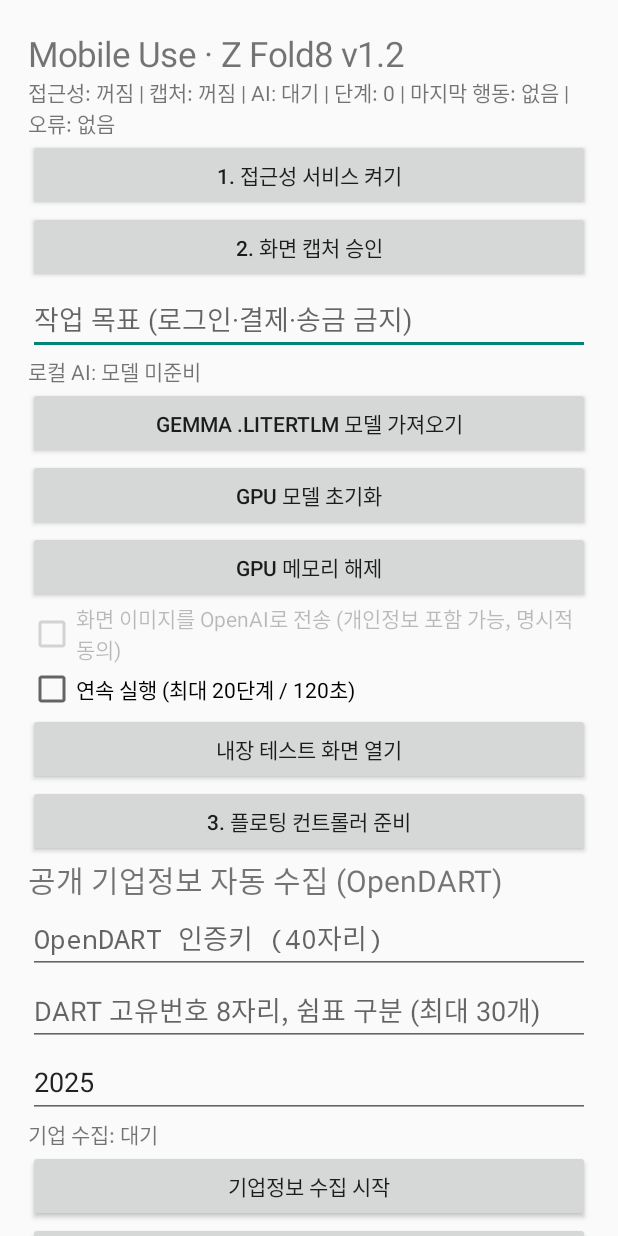
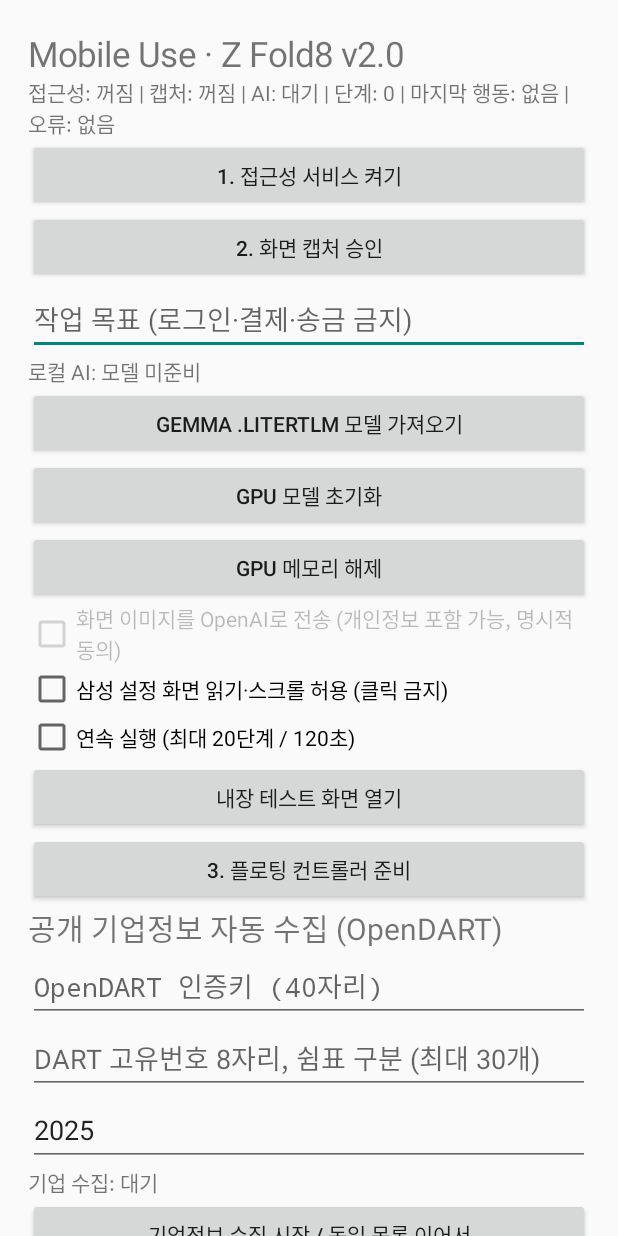
Before and after one commit to firr22jhj2-hash/mobileuse, an Android app: the screen it shows after launch (MainActivity), on a phone screen of 412 x 824 dp. Run offline under Robolectric (Android 15) with nearby library versions, the phone set to English and light mode, and no system bars; libraries missing offline, so code that uses them is left out: com.google.ai.edge.

Commit message:
Integrate v2.0 bounded external scrolling and resumable CSV UI

```diff
--- a/app/src/main/java/com/mobileuse/galaxy/MainActivity.java
+++ b/app/src/main/java/com/mobileuse/galaxy/MainActivity.java
@@ -3,24 +3,24 @@ import android.app.*;import android.content.*;import android.media.projection.*;
 public final class MainActivity extends Activity {
  private static final int CAPTURE_REQUEST=140;private final Handler statusHandler=new Handler(Looper.getMainLooper());private final Runnable statusTicker=new Runnable(){public void run(){if(status!=null)refresh();statusHandler.postDelayed(this,800);}};private TextView status;private TextView localStatus;private TextView companyStatus;private static final int EXPORT_REQUEST=141;private EditText task,key;private CheckBox sendImages;private android.content.SharedPreferences prefs;
  @Override public void onCreate(Bundle b){super.onCreate(b);prefs=getSharedPreferences("local_progress",MODE_PRIVATE);ScrollView scroll=new ScrollView(this);LinearLayout root=new LinearLayout(this);root.setOrientation(1);root.setPadding(28,30,28,28);scroll.addView(root);
- TextView title=new TextView(this);title.setText("Mobile Use · Z Fold8 v1.2");title.setTextSize(23);root.addView(title);status=new TextView(this);root.addView(status);
+ TextView title=new TextView(this);title.setText("Mobile Use · Z Fold8 v2.0");title.setTextSize(23);root.addView(title);status=new TextView(this);root.addView(status);
  button(root,"1. 접근성 서비스 켜기",()->startActivity(new Intent(Settings.ACTION_ACCESSIBILITY_SETTINGS)));
  button(root,"2. 화면 캡처 승인",()->{MediaProjectionManager mgr=getSystemService(MediaProjectionManager.class);startActivityForResult(mgr.createScreenCaptureIntent(),CAPTURE_REQUEST);});
  task=new EditText(this);task.setHint("작업 목표 (로그인·결제·송금 금지)");task.setText(prefs.getString("task",""));root.addView(task);
  key=new EditText(this);localStatus=new TextView(this);root.addView(localStatus);button(root,"Gemma .litertlm 모델 가져오기",()->{Intent i=new Intent(Intent.ACTION_OPEN_DOCUMENT).addCategory(Intent.CATEGORY_OPENABLE).setType("*/*");startActivityForResult(i,142);});button(root,"GPU 모델 초기화",()->LocalEngine.initialize(this));button(root,"GPU 메모리 해제",()->{TaskRunner.stop();LocalEngine.release();});
  sendImages=new CheckBox(this);sendImages.setText("화면 이미지를 OpenAI로 전송 (개인정보 포함 가능, 명시적 동의)");sendImages.setChecked(false);sendImages.setEnabled(false);root.addView(sendImages);
- CheckBox continuous=new CheckBox(this);continuous.setText("연속 실행 (최대 20단계 / 120초)");root.addView(continuous);button(root,"내장 테스트 화면 열기",()->startActivity(new Intent(this,SandboxActivity.class)));button(root,"3. 플로팅 컨트롤러 준비",()->{String t=task.getText().toString();if(!ActionPolicy.safeTask(t)){status.setText("민감하거나 유효하지 않은 작업");return;}prefs.edit().putString("task",t).putInt("step",0).remove("last_error").apply();if(!LocalEngine.isReady()){status.setText("GPU 모델을 먼저 초기화하세요");return;}TaskRunner.setContinuous(continuous.isChecked());TaskRunner.prepare(key.getText().toString(),t,false);status.setText("준비 완료. 다른 앱으로 이동한 뒤 플로팅 1회 실행을 누르세요.");});
+ CheckBox external=new CheckBox(this);external.setText("삼성 설정 화면 읽기·스크롤 허용 (클릭 금지)");external.setChecked(false);prefs.edit().putBoolean("allow_settings_read",false).apply();external.setOnCheckedChangeListener((v,checked)->prefs.edit().putBoolean("allow_settings_read",checked).apply());root.addView(external);CheckBox continuous=new CheckBox(this);continuous.setText("연속 실행 (최대 20단계 / 120초)");root.addView(continuous);button(root,"내장 테스트 화면 열기",()->startActivity(new Intent(this,SandboxActivity.class)));button(root,"3. 플로팅 컨트롤러 준비",()->{String t=task.getText().toString();if(!ActionPolicy.safeTask(t)){status.setText("민감하거나 유효하지 않은 작업");return;}prefs.edit().putString("task",t).putInt("step",0).remove("last_error").apply();if(!LocalEngine.isReady()){status.setText("GPU 모델을 먼저 초기화하세요");return;}TaskRunner.setContinuous(continuous.isChecked());TaskRunner.prepare(key.getText().toString(),t,false);status.setText("준비 완료. 내장 테스트 또는 허용된 설정 화면에서 작업 실행을 누르세요.");});
  TextView companyTitle=new TextView(this);companyTitle.setText("공개 기업정보 자동 수집 (OpenDART)");companyTitle.setTextSize(20);root.addView(companyTitle);
  EditText dartKey=new EditText(this);dartKey.setHint("OpenDART 인증키 (40자리)");dartKey.setInputType(129);dartKey.setSaveEnabled(false);root.addView(dartKey);
  EditText codes=new EditText(this);codes.setHint("DART 고유번호 8자리, 쉼표 구분 (최대 30개)");root.addView(codes);
  EditText year=new EditText(this);year.setHint("사업보고서 기준연도");year.setInputType(2);year.setText("2025");root.addView(year);
  companyStatus=new TextView(this);root.addView(companyStatus);
- button(root,"기업정보 수집 시작",()->{if(TaskRunner.isRunning()){companyStatus.setText("AI 작업을 먼저 중지하세요");return;}boolean ok=CompanyCollector.start(this,dartKey.getText().toString().trim(),codes.getText().toString().trim(),year.getText().toString().trim());if(!ok)companyStatus.setText("인증키·고유번호·연도 또는 실행 상태 확인");});
+ button(root,"기업정보 수집 시작 / 동일 목록 이어서",()->{if(TaskRunner.isRunning()){companyStatus.setText("AI 작업을 먼저 중지하세요");return;}boolean ok=CompanyCollector.start(this,dartKey.getText().toString().trim(),codes.getText().toString().trim(),year.getText().toString().trim());if(!ok)companyStatus.setText("인증키·고유번호·연도 또는 실행 상태 확인");});
  button(root,"기업정보 수집 중지",()->CompanyCollector.stop());
  button(root,"CSV 파일 저장",()->{if(CompanyCollector.isRunning()){companyStatus.setText("수집 완료 또는 중지 후 저장하세요");return;}if(!new java.io.File(getFilesDir(),"companies.csv").exists()){companyStatus.setText("저장할 수집 결과가 없습니다");return;}Intent i=new Intent(Intent.ACTION_CREATE_DOCUMENT).addCategory(Intent.CATEGORY_OPENABLE).setType("text/csv").putExtra(Intent.EXTRA_TITLE,"companies.csv");startActivityForResult(i,EXPORT_REQUEST);});
  button(root,"작업 결과 공유",()->{Intent share=new Intent(Intent.ACTION_SEND).setType("text/plain").putExtra(Intent.EXTRA_TEXT,prefs.getString("live_log","기록 없음"));startActivity(Intent.createChooser(share,"작업 로그 공유"));});button(root,"현재 화면 접근성 텍스트 확인",()->{String v=ControlService.inspect();status.setText(v.isEmpty()?"현재 화면에서 읽을 수 있는 텍스트가 없습니다":v);});
  Button stop=new Button(this);stop.setText("긴급 정지");stop.setTextColor(Color.WHITE);stop.setBackgroundTintList(android.content.res.ColorStateList.valueOf(Color.RED));stop.setOnClickListener(v->{CompanyCollector.stop();TaskRunner.stop();startService(new Intent(this,CaptureService.class).setAction(CaptureService.ACTION_STOP_ALL));refresh();});root.addView(stop);
- TextView note=new TextView(this);note.setText("주의: 접근성 텍스트에도 개인정보가 포함될 수 있습니다. 화면 이미지 전송은 기본 꺼짐이며, 키는 저장하지 않습니다. 화면 분석 중 금융·로그인·인증 화면이 감지되면 중단합니다. 긴급 정지는 캡처 알림에서도 실행할 수 있습니다. v1.2은 실기기 미검증 개발 빌드입니다.");root.addView(note);setContentView(scroll);refresh();statusHandler.postDelayed(statusTicker,800);}
+ TextView note=new TextView(this);note.setText("주의: 접근성 텍스트에도 개인정보가 포함될 수 있습니다. 화면 이미지 전송은 기본 꺼짐이며, 키는 저장하지 않습니다. 화면 분석 중 금융·로그인·인증 화면이 감지되면 중단합니다. 긴급 정지는 캡처 알림에서도 실행할 수 있습니다. v2.0은 실기기 미검증 개발 빌드입니다.");root.addView(note);setContentView(scroll);refresh();statusHandler.postDelayed(statusTicker,800);}
  private void button(LinearLayout root,String label,Runnable r){Button b=new Button(this);b.setText(label);b.setOnClickListener(v->r.run());root.addView(b);}
  @Override protected void onActivityResult(int request,int result,Intent data){super.onActivityResult(request,result,data);if(request==142&&result==RESULT_OK&&data!=null&&data.getData()!=null){LocalEngine.importModel(this,data.getData());return;}if(request==EXPORT_REQUEST&&result==RESULT_OK&&data!=null&&data.getData()!=null){try{CompanyCollector.export(this,data.getData());Toast.makeText(this,"CSV 저장 완료",Toast.LENGTH_LONG).show();}catch(Exception e){Toast.makeText(this,"CSV 저장 실패",Toast.LENGTH_LONG).show();}return;}if(request==CAPTURE_REQUEST&&result==RESULT_OK&&data!=null){Intent i=new Intent(this,CaptureService.class).setAction(CaptureService.START).putExtra("resultCode",result).putExtra("data",data);startForegroundService(i);status.setText("화면 캡처 승인됨");}}
  private void refresh(){if(localStatus!=null)localStatus.setText("로컬 AI: "+LocalEngine.status());if(companyStatus!=null)companyStatus.setText("기업 수집: "+CompanyCollector.status());status.setText("접근성: "+(ControlService.active==null?"꺼짐":"켜짐")+" | 캡처: "+(CaptureService.instance==null?"꺼짐":"서비스 실행")+" | AI: "+(TaskRunner.isRunning()?"실행 중":"대기")+" | 단계: "+prefs.getInt("step",0)+" | 마지막 행동: "+prefs.getString("last_action","없음")+" | 오류: "+prefs.getString("last_error","없음"));}
```
